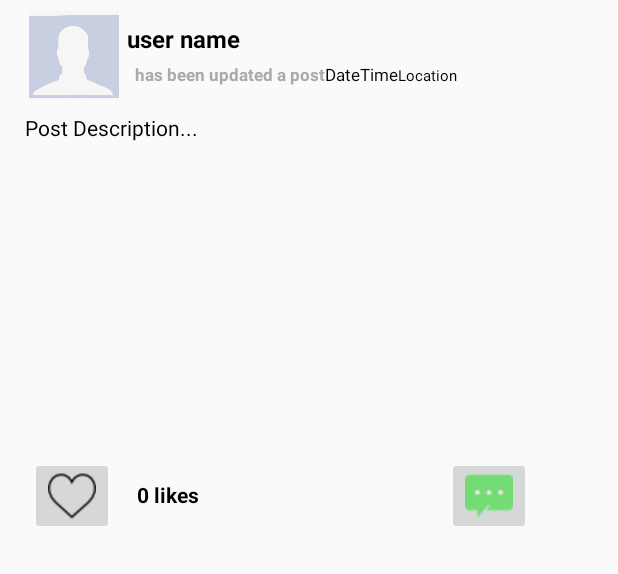
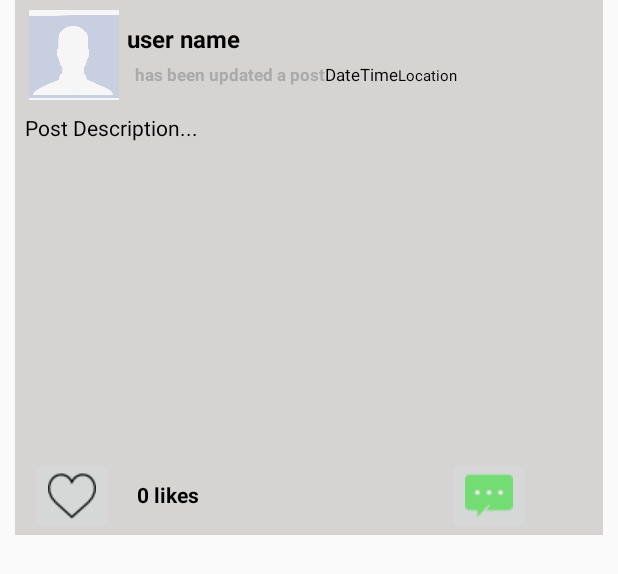
Before and after one commit to tonykyo3232/C.M.O, an Android app: the layout all_posts_layout.xml on its own in the app's theme, with its tools: preview values and no code run, on a phone screen of 412 x 824 dp. Shown: the top 574 px of the screen. Run offline under Robolectric (Android 15) with nearby library versions, the phone set to English and light mode, and no system bars.

Commit message:
fixed comments and posts layout

```diff
--- a/C.M.O-master 2/app/src/main/res/layout/all_comments_layout.xml
+++ b/C.M.O-master 2/app/src/main/res/layout/all_comments_layout.xml
@@ -9,6 +9,7 @@
         android:layout_height="wrap_content"
         android:orientation="vertical"
         android:layout_margin="7dp"
+        android:background="@color/mainBackground"
         >
 
         <LinearLayout
--- a/C.M.O-master 2/app/src/main/res/layout/all_posts_layout.xml
+++ b/C.M.O-master 2/app/src/main/res/layout/all_posts_layout.xml
@@ -9,10 +9,12 @@
         android:layout_width="match_parent"
         android:layout_height="wrap_content"
         android:orientation="vertical"
-        android:layout_marginBottom="3dp"
+        android:layout_marginBottom="10dp"
         android:layout_marginLeft="10dp"
-        android:background="@drawable/post_border"
-        android:layout_marginRight="10dp">
+        android:background="@color/mainBackground"
+        android:layout_marginRight="10dp"
+
+        >
 
         <LinearLayout
             android:layout_width="match_parent"
--- a/C.M.O-master 2/app/src/main/res/values/colors.xml
+++ b/C.M.O-master 2/app/src/main/res/values/colors.xml
@@ -4,6 +4,7 @@
     <color name="colorPrimaryDark">#8BC34A</color>
     <color name="colorAccent">#D81B60</color>
 
+    <color name="mainBackground">#D6D3D3</color>
     <color name="grey">#D6D3D3</color>
     <color name="white">#fff</color>
     <color name="black">#000000</color>
```
